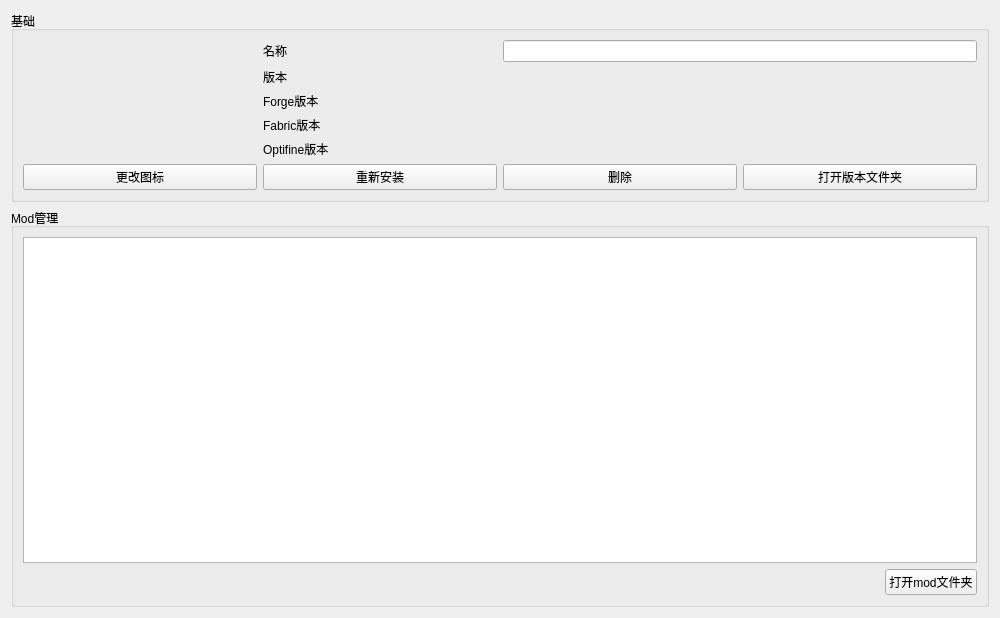
1604042736/FMCL, file Ui/VersionManager/VersionManager.ui: the form before one commit.
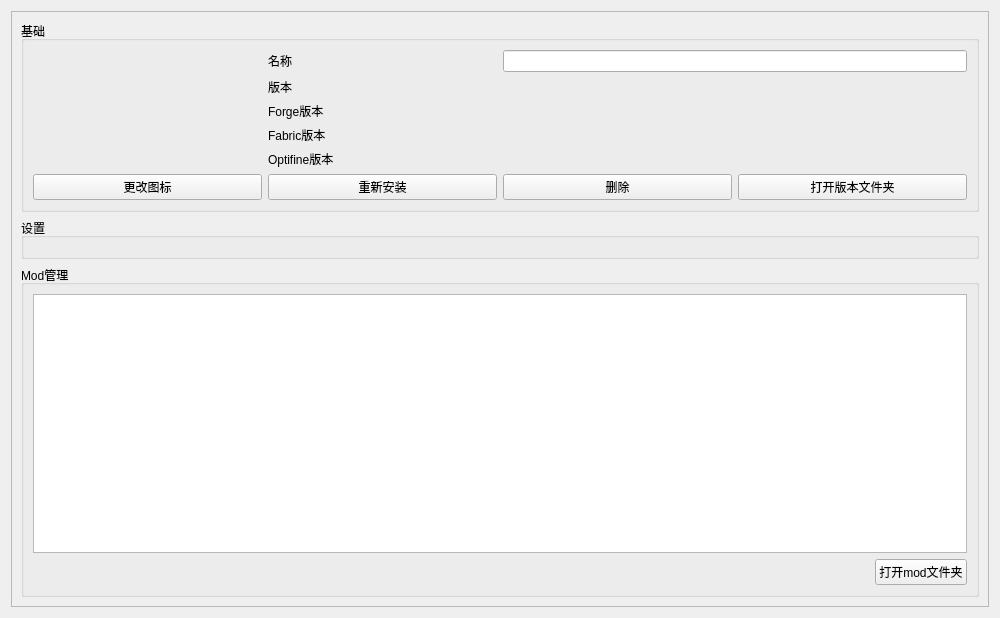
The form after the commit.

Commit message: Support version isolate & specific settings

```diff
--- a/Ui/VersionManager/VersionManager.ui
+++ b/Ui/VersionManager/VersionManager.ui
@@ -15,6 +15,53 @@
   </property>
   <layout class="QGridLayout" name="gridLayout">
    <item row="0" column="0">
+    <widget class="QScrollArea" name="scrollArea">
+     <property name="widgetResizable">
+      <bool>true</bool>
+     </property>
+     <widget class="QWidget" name="scrollAreaWidgetContents">
+      <property name="geometry">
+       <rect>
+        <x>0</x>
+        <y>0</y>
+        <width>980</width>
+        <height>598</height>
+       </rect>
+      </property>
+      <layout class="QGridLayout" name="gridLayout_4">
+       <item row="2" column="0">
+        <widget class="QGroupBox" name="groupBox_2">
+         <property name="title">
+          <string>Mod管理</string>
+         </property>
+         <layout class="QGridLayout" name="gridLayout_3">
+          <item row="1" column="1">
+           <widget class="QPushButton" name="pb_openmodfoder">
+            <property name="text">
+             <string>打开mod文件夹</string>
+            </property>
+           </widget>
+          </item>
+          <item row="1" column="0">
+           <spacer name="horizontalSpacer">
+            <property name="orientation">
+             <enum>Qt::Horizontal</enum>
+            </property>
+            <property name="sizeHint" stdset="0">
+             <size>
+              <width>40</width>
+              <height>20</height>
+             </size>
+            </property>
+           </spacer>
+          </item>
+          <item row="0" column="0" colspan="2">
+           <widget class="QListWidget" name="lw_mods"/>
+          </item>
+         </layout>
+        </widget>
+       </item>
+       <item row="0" column="0">
     <widget class="QGroupBox" name="groupBox">
      <property name="title">
       <string>基础</string>
@@ -128,35 +175,15 @@
     </widget>
    </item>
    <item row="1" column="0">
-    <widget class="QGroupBox" name="groupBox_2">
+        <widget class="QGroupBox" name="groupBox_3">
      <property name="title">
-      <string>Mod管理</string>
-     </property>
-     <layout class="QGridLayout" name="gridLayout_3">
-      <item row="1" column="1">
-       <widget class="QPushButton" name="pb_openmodfoder">
-        <property name="text">
-         <string>打开mod文件夹</string>
-        </property>
-       </widget>
-      </item>
-      <item row="1" column="0">
-       <spacer name="horizontalSpacer">
-        <property name="orientation">
-         <enum>Qt::Horizontal</enum>
-        </property>
-        <property name="sizeHint" stdset="0">
-         <size>
-          <width>40</width>
-          <height>20</height>
-         </size>
-        </property>
-       </spacer>
-      </item>
-      <item row="0" column="0" colspan="2">
-       <widget class="QListWidget" name="lw_mods"/>
-      </item>
-     </layout>
+          <string>设置</string>
+         </property>
+         <layout class="QGridLayout" name="gridLayout_5"/>
+        </widget>
+       </item>
+      </layout>
+     </widget>
     </widget>
    </item>
   </layout>
```
Left out of the diff: 124 changed lines with no effect on the pictures. Lines whose indentation alone changed are shown as unchanged. The commit also changes 15 other files.
